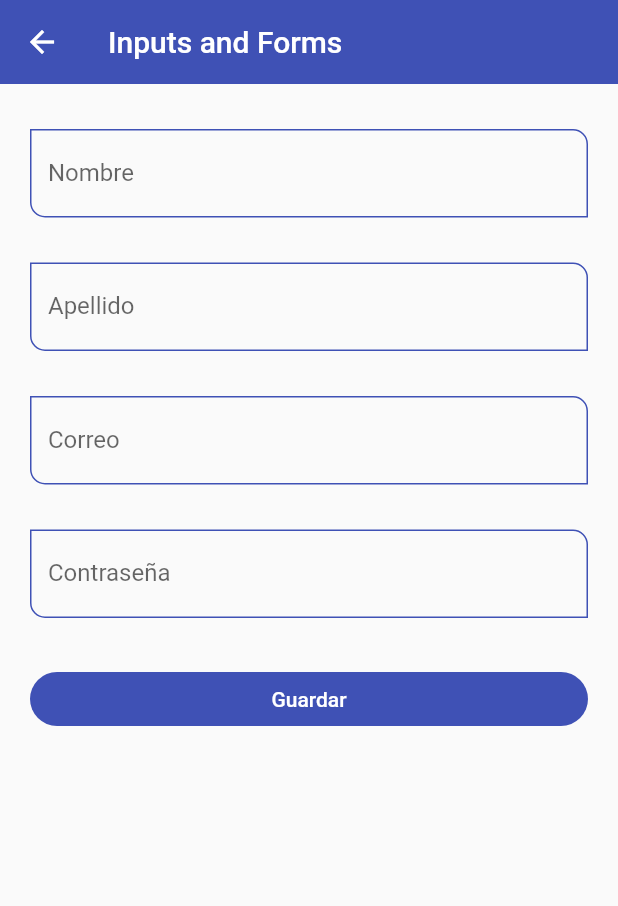
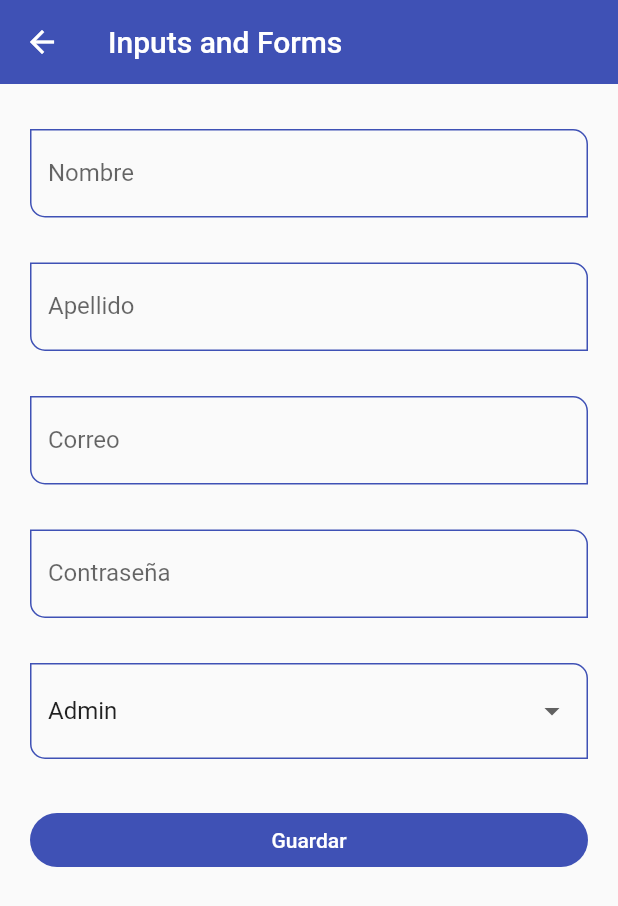
Before and after one commit to A1nz2802/flutter_components, a Flutter app: the InputsScreen screen opened by its route, after a tap on "Guardar", on a phone screen of 412 x 824 dp. Shown: the top 906 px of the screen. Run offline on Flutter 3.47's test engine with Material 2 defaults, Android fonts, the phone set to English and light mode, and no system bars.

Commit message:
add inputs and form widgets

```diff
--- a/lib/screens/inputs_screen.dart
+++ b/lib/screens/inputs_screen.dart
@@ -10,8 +10,8 @@ class InputsScreen extends StatelessWidget {
     final GlobalKey<FormState> myFormKey = GlobalKey<FormState>();
 
     final Map<String, String> formValues = {
-      'nombre': 'a1nz',
-      'apellidos': 'wall',
+      'first_name': 'a1nz',
+      'last_name': 'wall',
       'email': 'algo@google.com',
       'password': 'coolpassword',
       'role': 'admin'
@@ -27,29 +27,54 @@ class InputsScreen extends StatelessWidget {
             child: Column(
               children: [
                 const SizedBox(height: 20),
-                const CustomInputField(
+                CustomInputField(
                   hintText: 'Nombre del usuario',
                   labelText: 'Nombre',
                   keyboardType: TextInputType.name,
+                  formProperty: 'first_name',
+                  formValues: formValues,
                 ),
                 const SizedBox(height: 30),
-                const CustomInputField(
+                CustomInputField(
                   hintText: 'Apellido del usuario',
                   labelText: 'Apellido',
                   keyboardType: TextInputType.name,
+                  formProperty: 'last_name',
+                  formValues: formValues,
                 ),
                 const SizedBox(height: 30),
-                const CustomInputField(
+                CustomInputField(
                   hintText: 'Correo del usuario',
                   labelText: 'Correo',
                   keyboardType: TextInputType.emailAddress,
+                  formProperty: 'email',
+                  formValues: formValues,
                 ),
                 const SizedBox(height: 30),
-                const CustomInputField(
+                CustomInputField(
                   hintText: 'Contraseña del usuario',
                   labelText: 'Contraseña',
                   keyboardType: TextInputType.name,
                   obscureText: true,
+                  formProperty: 'password',
+                  formValues: formValues,
+                ),
+                const SizedBox(height: 30),
+                DropdownButtonFormField(
+                  value: 'Admin',
+                  items: const [
+                    DropdownMenuItem(value: 'Admin', child: Text('Admin')),
+                    DropdownMenuItem(
+                        value: 'Superuser', child: Text('Superuser')),
+                    DropdownMenuItem(
+                        value: 'Developer', child: Text('Developer')),
+                    DropdownMenuItem(
+                        value: 'Jr. Developer', child: Text('Jr. Developer'))
+                  ],
+                  onChanged: (value) {
+                    print(value);
+                    formValues['role'] = value ?? 'Admin';
+                  },
                 ),
                 const SizedBox(height: 30),
                 ElevatedButton(
@@ -59,6 +84,7 @@ class InputsScreen extends StatelessWidget {
                       print('Formulario no válido');
                       return;
                     }
+                    print(formValues);
                   },
                   child: const SizedBox(
                     width: double.infinity,
--- a/lib/widgets/custom_input_field.dart
+++ b/lib/widgets/custom_input_field.dart
@@ -9,6 +9,9 @@ class CustomInputField extends StatelessWidget {
   final TextInputType? keyboardType;
   final bool obscureText;
 
+  final String formProperty;
+  final Map<String, String> formValues;
+
   const CustomInputField({
     super.key,
     this.hintText,
@@ -18,6 +21,8 @@ class CustomInputField extends StatelessWidget {
     this.suffixIcon,
     this.keyboardType,
     this.obscureText = false,
+    required this.formProperty,
+    required this.formValues,
   });
 
   @override
@@ -28,7 +33,7 @@ class CustomInputField extends StatelessWidget {
       textCapitalization: TextCapitalization.words,
       keyboardType: keyboardType,
       obscureText: obscureText,
-      onChanged: (value) => {print(value)},
+      onChanged: (value) => formValues[formProperty] = value,
       validator: (value) {
         if (value == null) return 'Este campo es requerido';
         return value.length < 3 ? 'Mínimo 3 letras' : null;
```
